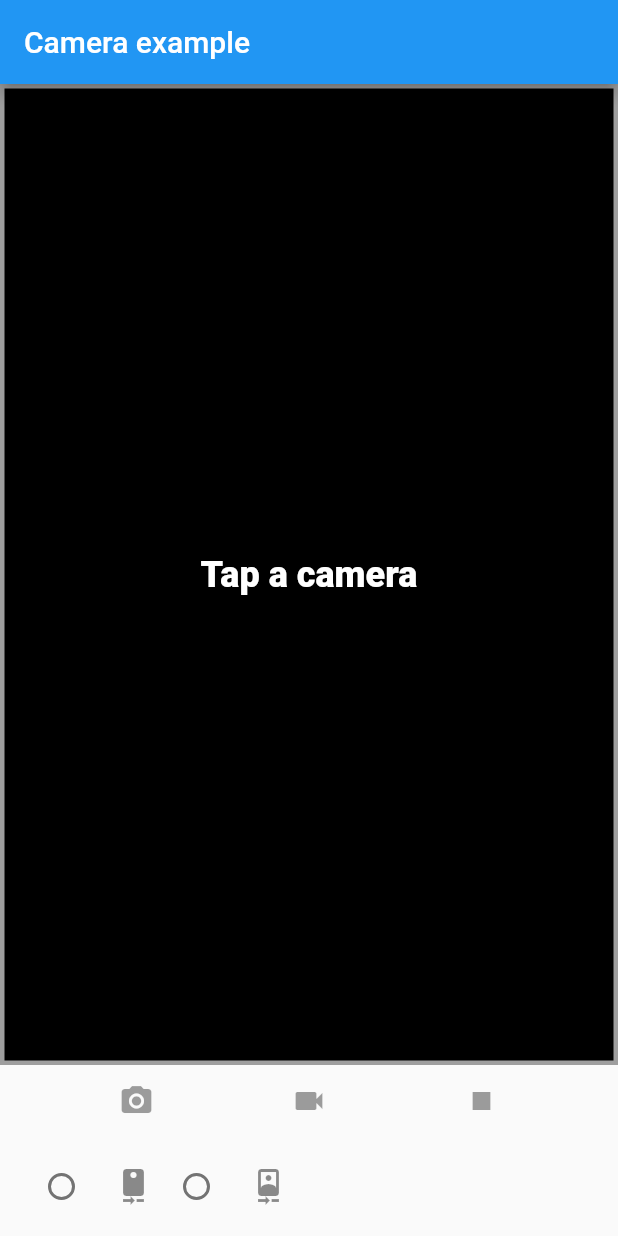
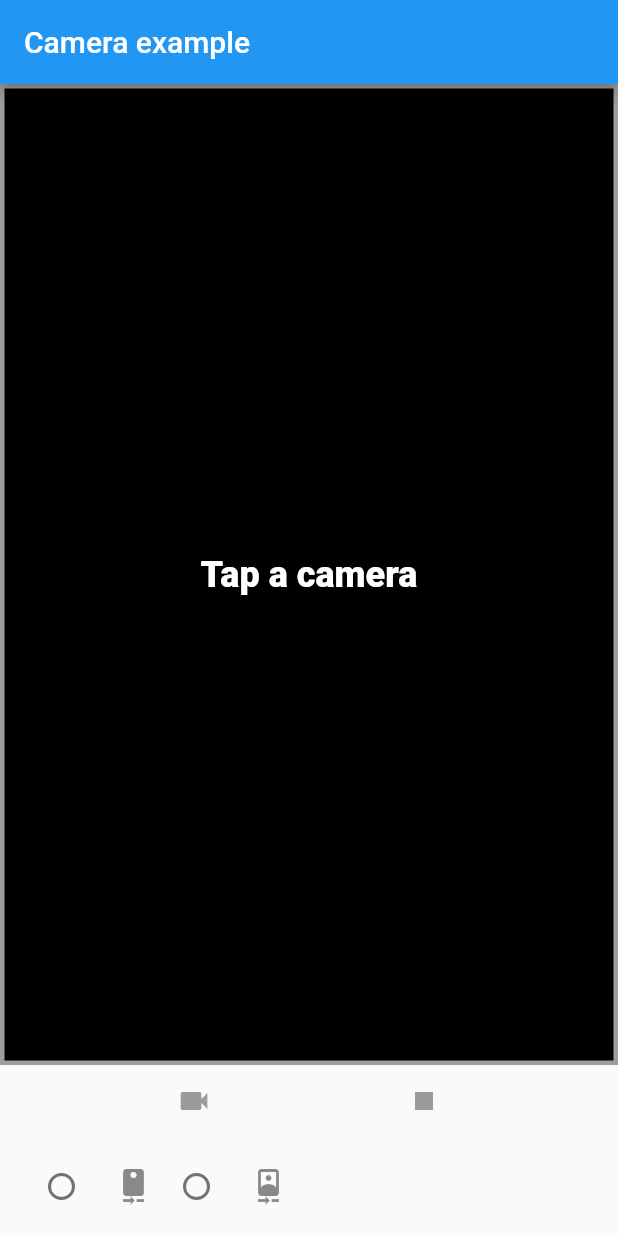
Before and after one commit to ishigaki-shun/movie_shooting_flutter_app, a Flutter app: the screen it shows after launch, on a phone screen of 412 x 824 dp. Run offline on Flutter 3.47's test engine with Material 2 defaults, Android fonts, the phone set to English and light mode, and no system bars; our stand-ins replace camera, video_player.

Commit message:
不要コード削除

```diff
--- a/lib/main.dart
+++ b/lib/main.dart
@@ -75,7 +75,6 @@ class MyHomePage extends StatefulWidget {
 
 class _MyHomePageState extends State<MyHomePage> {
   CameraController controller;
-  String imagePath;
   String videoPath;
   VideoPlayerController videoController;
   VoidCallback videoPlayerListener;
@@ -117,7 +116,7 @@ class _MyHomePageState extends State<MyHomePage> {
               mainAxisAlignment: MainAxisAlignment.start,
               children: <Widget>[
                 _cameraTogglesRowWidget(),
-                _thumbnailWidget(),
+     //           _thumbnailWidget(),
               ],
             ),
           ),
@@ -126,7 +125,7 @@ class _MyHomePageState extends State<MyHomePage> {
     );
   }
 
-  /// Display the preview from the camera (or a message if the preview is not available).
+  /// カメラからプレビューを表示します（プレビューが利用できない場合はメッセージ）。
   Widget _cameraPreviewWidget() {
     if (controller == null || !controller.value.isInitialized) {
       return const Text(
@@ -145,49 +144,12 @@ class _MyHomePageState extends State<MyHomePage> {
     }
   }
 
-  /// Display the thumbnail of the captured image or video.
-  Widget _thumbnailWidget() {
-    return new Expanded(
-      child: new Align(
-        alignment: Alignment.centerRight,
-        child: videoController == null && imagePath == null
-            ? null
-            : new SizedBox(
-          child: (videoController == null)
-              ? new Image.file(new File(imagePath))
-              : new Container(
-            child: new Center(
-              child: new AspectRatio(
-                  aspectRatio: videoController.value.size != null
-                      ? videoController.value.aspectRatio
-                      : 1.0,
-                  child: new VideoPlayer(videoController)),
-            ),
-            decoration: new BoxDecoration(
-                border: new Border.all(color: Colors.pink)),
-          ),
-          width: 64.0,
-          height: 64.0,
-        ),
-      ),
-    );
-  }
-
-  /// Display the control bar with buttons to take pictures and record videos.
+  // ボタンを使ってコントロールバーを表示して、ビデオを録画します。
   Widget _captureControlRowWidget() {
     return new Row(
       mainAxisAlignment: MainAxisAlignment.spaceEvenly,
       mainAxisSize: MainAxisSize.max,
       children: <Widget>[
-        new IconButton(
-          icon: const Icon(Icons.camera_alt),
-          color: Colors.blue,
-          onPressed: controller != null &&
-              controller.value.isInitialized &&
-              !controller.value.isRecordingVideo
-              ? onTakePictureButtonPressed
-              : null,
-        ),
         new IconButton(
           icon: const Icon(Icons.videocam),
           color: Colors.blue,
@@ -210,7 +172,7 @@ class _MyHomePageState extends State<MyHomePage> {
     );
   }
 
-  /// Display a row of toggle to select the camera (or a message if no camera is available).
+  /// カメラの種類を選択するトグルを表示します。
   Widget _cameraTogglesRowWidget() {
     final List<Widget> toggles = <Widget>[];
 
@@ -240,11 +202,13 @@ class _MyHomePageState extends State<MyHomePage> {
 
   String timestamp() => new DateTime.now().millisecondsSinceEpoch.toString();
 
+  /// スナックバーにファイルパスを表示します。
   void showInSnackBar(String message) {
     _scaffoldKey.currentState
         .showSnackBar(new SnackBar(content: new Text(message)));
   }
 
+  /// トグルボタンを押した時の処理をしています。
   void onNewCameraSelected(CameraDescription cameraDescription) async {
     if (controller != null) {
       await controller.dispose();
@@ -270,26 +234,14 @@ class _MyHomePageState extends State<MyHomePage> {
     }
   }
 
-  void onTakePictureButtonPressed() {
-    takePicture().then((String filePath) {
-      if (mounted) {
-        setState(() {
-          imagePath = filePath;
-          videoController?.dispose();
-          videoController = null;
-        });
-        if (filePath != null) showInSnackBar('Picture saved to $filePath');
-      }
-    });
-  }
-
+  /// 録画ボタンを押した時に、ファイルパスがあればそれを表示します。
   void onVideoRecordButtonPressed() {
     startVideoRecording().then((String filePath) {
       if (mounted) setState(() {});
       if (filePath != null) showInSnackBar('Saving video to $filePath');
     });
   }
-
+  /// 録画を停止した時に、ファイルパスがあればそれを表示します。
   void onStopButtonPressed() {
     stopVideoRecording().then((_) {
       if (mounted) setState(() {});
@@ -297,6 +249,7 @@ class _MyHomePageState extends State<MyHomePage> {
     });
   }
 
+  /// 非同期で保存先のパスを取得して録画を開始。
   Future<String> startVideoRecording() async {
     if (!controller.value.isInitialized) {
       showInSnackBar('Error: select a camera first.');
@@ -323,6 +276,7 @@ class _MyHomePageState extends State<MyHomePage> {
     return filePath;
   }
 
+  /// 録画を停止。
   Future<void> stopVideoRecording() async {
     if (!controller.value.isRecordingVideo) {
       return null;
@@ -334,58 +288,9 @@ class _MyHomePageState extends State<MyHomePage> {
     _showCameraException(e);
     return null;
     }
-
-    await _startVideoPlayer();
   }
 
-  Future<void> _startVideoPlayer() async {
-    final VideoPlayerController vcontroller =
-    new VideoPlayerController.file(new File(videoPath));
-    videoPlayerListener = () {
-      if (videoController != null && videoController.value.size != null) {
-      // Refreshing the state to update video player with the correct ratio.
-      if (mounted) setState(() {});
-      videoController.removeListener(videoPlayerListener);
-      }
-    };
-
-    vcontroller.addListener(videoPlayerListener);
-    await vcontroller.setLooping(true);
-    await vcontroller.initialize();
-    await videoController?.dispose();
-    if (mounted) {
-      setState(() {
-      imagePath = null;
-      videoController = vcontroller;
-    });
-  }
-    await vcontroller.play();
-  }
-
-  Future<String> takePicture() async {
-  if (!controller.value.isInitialized) {
-    showInSnackBar('Error: select a camera first.');
-    return null;
-  }
-    final Directory extDir = await getApplicationDocumentsDirectory();
-    final String dirPath = '${extDir.path}/Pictures/flutter_test';
-    await new Directory(dirPath).create(recursive: true);
-    final String filePath = '$dirPath/${timestamp()}.jpg';
-
-  if (controller.value.isTakingPicture) {
-    // A capture is already pending, do nothing.
-    return null;
-  }
-
-  try {
-    await controller.takePicture(filePath);
-  } on CameraException catch (e) {
-    _showCameraException(e);
-    return null;
-  }
-    return filePath;
-  }
-
+  // エラーが出た時の処理。
   void _showCameraException(CameraException e) {
     logError(e.code, e.description);
     showInSnackBar('Error: ${e.code}\n${e.description}');
```
Also changed, not shown: 1 other file.
